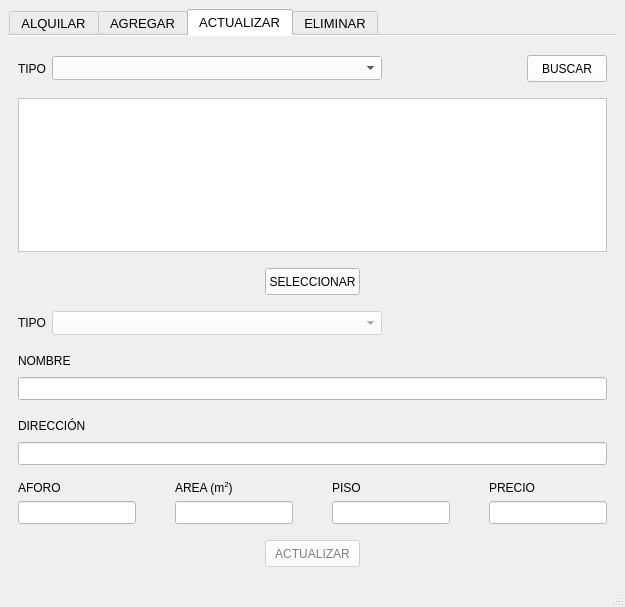
joisRomero/SistemaDeEventos, file mainwindow.ui: the form before one commit.
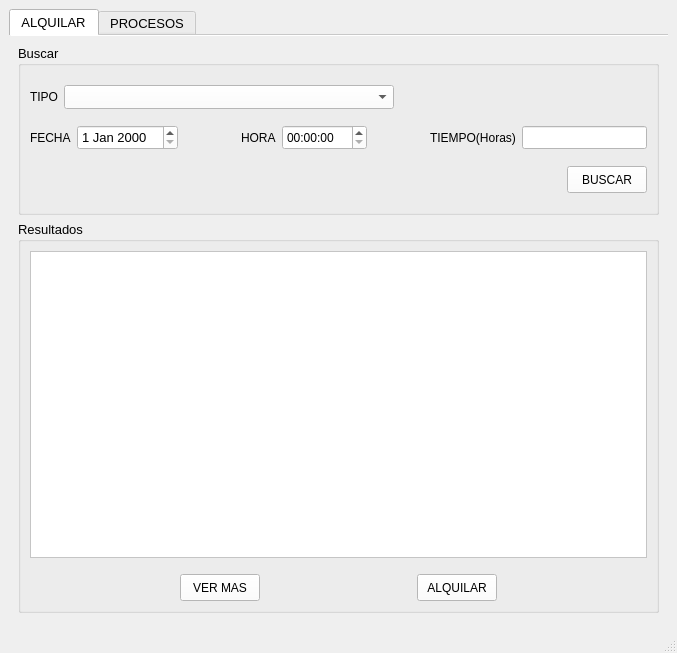
The form after the commit. The open tabs and pages were chosen to show the change.

Commit message: Se rediseñó la interfaz y se agrupó en procesos

What changed in the file:
```diff
--- a/mainwindow.ui
+++ b/mainwindow.ui
@@ -9,8 +9,8 @@
    <rect>
     <x>0</x>
     <y>0</y>
-    <width>625</width>
-    <height>607</height>
+    <width>677</width>
+    <height>653</height>
    </rect>
   </property>
   <property name="sizePolicy">
@@ -19,25 +19,13 @@
     <verstretch>0</verstretch>
    </sizepolicy>
   </property>
-  <property name="maximumSize">
-   <size>
-    <width>625</width>
-    <height>607</height>
-   </size>
-  </property>
   <property name="windowTitle">
    <string>Sistema de Eventos</string>
   </property>
   <widget class="QWidget" name="centralwidget">
-   <layout class="QVBoxLayout" name="verticalLayout">
+   <layout class="QVBoxLayout" name="verticalLayout_10">
     <item>
      <widget class="QTabWidget" name="ventanas">
-      <property name="minimumSize">
-       <size>
-        <width>0</width>
-        <height>24</height>
-       </size>
-      </property>
       <property name="palette">
        <palette>
         <active>
@@ -841,18 +829,30 @@
         </item>
        </layout>
       </widget>
-      <widget class="QWidget" name="VentanaAgregar">
+      <widget class="QWidget" name="tab">
        <attribute name="title">
-        <string>AGREGAR</string>
+        <string>PROCESOS</string>
        </attribute>
-       <layout class="QVBoxLayout" name="verticalLayout_7">
+       <layout class="QVBoxLayout" name="verticalLayout_18">
+        <item>
+         <widget class="QGroupBox" name="groupBox_4">
+          <property name="title">
+           <string>Agregar</string>
+          </property>
+          <layout class="QVBoxLayout" name="verticalLayout_11">
         <item>
          <layout class="QHBoxLayout" name="horizontalLayout_5">
           <property name="topMargin">
-           <number>10</number>
+              <number>5</number>
           </property>
           <item>
            <widget class="QLabel" name="label_9">
+               <property name="minimumSize">
+                <size>
+                 <width>90</width>
+                 <height>0</height>
+                </size>
+               </property>
             <property name="font">
              <font>
               <pointsize>9</pointsize>
@@ -893,10 +893,16 @@
         <item>
          <layout class="QHBoxLayout" name="horizontalLayout_6">
           <property name="topMargin">
-           <number>10</number>
+              <number>5</number>
           </property>
           <item>
            <widget class="QLabel" name="label_10">
+               <property name="minimumSize">
+                <size>
+                 <width>90</width>
+                 <height>0</height>
+                </size>
+               </property>
             <property name="font">
              <font>
               <pointsize>9</pointsize>
@@ -908,21 +914,6 @@
              <string>NOMBRE</string>
             </property>
            </widget>
-          </item>
-          <item>
-           <spacer name="horizontalSpacer_10">
-            <property name="orientation">
-             <enum>Qt::Horizontal</enum>
-            </property>
-            <property name="sizeHint" stdset="0">
-             <size>
-              <width>40</width>
-              <height>20</height>
-             </size>
-            </property>
-           </spacer>
-          </item>
-         </layout>
         </item>
         <item>
          <widget class="QLineEdit" name="nombreAgregar">
@@ -934,13 +925,21 @@
           </property>
          </widget>
         </item>
+            </layout>
+           </item>
         <item>
          <layout class="QHBoxLayout" name="horizontalLayout_7">
           <property name="topMargin">
-           <number>10</number>
+              <number>5</number>
           </property>
           <item>
            <widget class="QLabel" name="label_11">
+               <property name="minimumSize">
+                <size>
+                 <width>90</width>
+                 <height>0</height>
+                </size>
+               </property>
             <property name="font">
              <font>
               <pointsize>9</pointsize>
@@ -952,21 +951,6 @@
              <string>DIRECCIÓN</string>
             </property>
            </widget>
-          </item>
-          <item>
-           <spacer name="horizontalSpacer_11">
-            <property name="orientation">
-             <enum>Qt::Horizontal</enum>
-            </property>
-            <property name="sizeHint" stdset="0">
-             <size>
-              <width>40</width>
-              <height>20</height>
-             </size>
-            </property>
-           </spacer>
-          </item>
-         </layout>
         </item>
         <item>
          <widget class="QLineEdit" name="direccionAgregar">
@@ -978,13 +962,18 @@
           </property>
          </widget>
         </item>
+            </layout>
+           </item>
         <item>
          <layout class="QHBoxLayout" name="horizontalLayout_9">
           <property name="topMargin">
-           <number>10</number>
+              <number>5</number>
           </property>
           <item>
            <layout class="QVBoxLayout" name="verticalLayout_3">
+               <property name="spacing">
+                <number>6</number>
+               </property>
             <item>
              <widget class="QLabel" name="label_12">
               <property name="font">
@@ -1026,6 +1015,9 @@
           </item>
           <item>
            <layout class="QVBoxLayout" name="verticalLayout_4">
+               <property name="spacing">
+                <number>6</number>
+               </property>
             <item>
              <widget class="QLabel" name="label_13">
               <property name="font">
@@ -1067,6 +1059,9 @@
           </item>
           <item>
            <layout class="QVBoxLayout" name="verticalLayout_5">
+               <property name="spacing">
+                <number>6</number>
+               </property>
             <item>
              <widget class="QLabel" name="label_14">
               <property name="font">
@@ -1108,6 +1103,9 @@
           </item>
           <item>
            <layout class="QVBoxLayout" name="verticalLayout_6">
+               <property name="spacing">
+                <number>6</number>
+               </property>
             <item>
              <widget class="QLabel" name="label_15">
               <property name="font">
@@ -1139,7 +1137,7 @@
         <item>
          <layout class="QHBoxLayout" name="horizontalLayout_8">
           <property name="topMargin">
-           <number>25</number>
+              <number>5</number>
           </property>
           <item>
            <spacer name="horizontalSpacer_16">
@@ -1189,300 +1187,21 @@
           </item>
          </layout>
         </item>
-        <item>
-         <spacer name="verticalSpacer">
-          <property name="orientation">
-           <enum>Qt::Vertical</enum>
-          </property>
-          <property name="sizeHint" stdset="0">
-           <size>
-            <width>20</width>
-            <height>40</height>
-           </size>
-          </property>
-         </spacer>
-        </item>
-       </layout>
-      </widget>
-      <widget class="QWidget" name="ventanaActualizar">
-       <attribute name="title">
-        <string>ACTUALIZAR</string>
-       </attribute>
-       <layout class="QVBoxLayout" name="verticalLayout_16">
-        <item>
-         <layout class="QHBoxLayout" name="horizontalLayout_10">
-          <property name="topMargin">
-           <number>10</number>
-          </property>
-          <property name="rightMargin">
-           <number>0</number>
-          </property>
-          <property name="bottomMargin">
-           <number>10</number>
-          </property>
-          <item>
-           <widget class="QLabel" name="label_16">
-            <property name="font">
-             <font>
-              <pointsize>9</pointsize>
-              <weight>50</weight>
-              <bold>false</bold>
-             </font>
-            </property>
-            <property name="text">
-             <string>TIPO</string>
-            </property>
-           </widget>
+          </layout>
+         </widget>
           </item>
           <item>
-           <widget class="QComboBox" name="tipoEventoActualizarBuscar">
-            <property name="minimumSize">
-             <size>
-              <width>330</width>
-              <height>24</height>
-             </size>
-            </property>
-           </widget>
-          </item>
-          <item>
-           <spacer name="horizontalSpacer_17">
-            <property name="orientation">
-             <enum>Qt::Horizontal</enum>
-            </property>
-            <property name="sizeHint" stdset="0">
-             <size>
-              <width>40</width>
-              <height>20</height>
-             </size>
-            </property>
-           </spacer>
-          </item>
-          <item>
-           <widget class="QPushButton" name="btnBuscarActualizar">
-            <property name="minimumSize">
-             <size>
-              <width>0</width>
-              <height>27</height>
-             </size>
-            </property>
-            <property name="font">
-             <font>
-              <pointsize>9</pointsize>
-             </font>
-            </property>
-            <property name="text">
-             <string>BUSCAR</string>
-            </property>
-           </widget>
-          </item>
-         </layout>
-        </item>
-        <item>
-         <widget class="QTableWidget" name="tablaActualizar"/>
-        </item>
-        <item>
-         <layout class="QHBoxLayout" name="horizontalLayout_11">
-          <property name="topMargin">
-           <number>10</number>
-          </property>
-          <item>
-           <spacer name="horizontalSpacer_18">
-            <property name="orientation">
-             <enum>Qt::Horizontal</enum>
-            </property>
-            <property name="sizeHint" stdset="0">
-             <size>
-              <width>40</width>
-              <height>20</height>
-             </size>
-            </property>
-           </spacer>
-          </item>
-          <item>
-           <widget class="QPushButton" name="btnSeleccionarActualizar">
-            <property name="minimumSize">
-             <size>
-              <width>95</width>
-              <height>27</height>
-             </size>
-            </property>
-            <property name="font">
-             <font>
-              <pointsize>9</pointsize>
-              <weight>50</weight>
-              <bold>false</bold>
-             </font>
-            </property>
-            <property name="text">
-             <string>SELECCIONAR</string>
-            </property>
-           </widget>
-          </item>
-          <item>
-           <spacer name="horizontalSpacer_19">
-            <property name="orientation">
-             <enum>Qt::Horizontal</enum>
-            </property>
-            <property name="sizeHint" stdset="0">
-             <size>
-              <width>40</width>
-              <height>20</height>
-             </size>
-            </property>
-           </spacer>
-          </item>
-         </layout>
-        </item>
-        <item>
-         <layout class="QHBoxLayout" name="horizontalLayout_19">
-          <property name="topMargin">
-           <number>10</number>
-          </property>
-          <item>
-           <widget class="QLabel" name="label_28">
-            <property name="font">
-             <font>
-              <pointsize>9</pointsize>
-              <weight>50</weight>
-              <bold>false</bold>
-             </font>
-            </property>
-            <property name="text">
-             <string>TIPO</string>
-            </property>
-           </widget>
-          </item>
-          <item>
-           <widget class="QComboBox" name="tipoEventoActualizar">
-            <property name="enabled">
-             <bool>false</bool>
-            </property>
-            <property name="minimumSize">
-             <size>
-              <width>330</width>
-              <height>24</height>
-             </size>
-            </property>
-           </widget>
-          </item>
-          <item>
-           <spacer name="horizontalSpacer_33">
-            <property name="orientation">
-             <enum>Qt::Horizontal</enum>
-            </property>
-            <property name="sizeHint" stdset="0">
-             <size>
-              <width>40</width>
-              <height>20</height>
-             </size>
-            </property>
-           </spacer>
-          </item>
-         </layout>
-        </item>
-        <item>
-         <layout class="QHBoxLayout" name="horizontalLayout_20">
-          <property name="topMargin">
-           <number>10</number>
-          </property>
-          <item>
-           <widget class="QLabel" name="label_29">
-            <property name="font">
-             <font>
-              <pointsize>9</pointsize>
-              <weight>50</weight>
-              <bold>false</bold>
-             </font>
-            </property>
-            <property name="text">
-             <string>NOMBRE</string>
-            </property>
-           </widget>
-          </item>
-          <item>
-           <spacer name="horizontalSpacer_34">
-            <property name="orientation">
-             <enum>Qt::Horizontal</enum>
-            </property>
-            <property name="sizeHint" stdset="0">
-             <size>
-              <width>40</width>
-              <height>20</height>
-             </size>
-            </property>
-           </spacer>
-          </item>
-         </layout>
-        </item>
-        <item>
-         <widget class="QLineEdit" name="nombreActualizar">
-          <property name="enabled">
-           <bool>false</bool>
-          </property>
-          <property name="minimumSize">
-           <size>
-            <width>0</width>
-            <height>23</height>
-           </size>
-          </property>
-         </widget>
-        </item>
-        <item>
-         <layout class="QHBoxLayout" name="horizontalLayout_21">
-          <property name="topMargin">
-           <number>10</number>
-          </property>
-          <item>
-           <widget class="QLabel" name="label_30">
-            <property name="font">
-             <font>
-              <pointsize>9</pointsize>
-              <weight>50</weight>
-              <bold>false</bold>
-             </font>
-            </property>
-            <property name="text">
-             <string>DIRECCIÓN</string>
-            </property>
-           </widget>
-          </item>
-          <item>
-           <spacer name="horizontalSpacer_35">
-            <property name="orientation">
-             <enum>Qt::Horizontal</enum>
-            </property>
-            <property name="sizeHint" stdset="0">
-             <size>
-              <width>40</width>
-              <height>20</height>
-             </size>
-            </property>
-           </spacer>
-          </item>
-         </layout>
-        </item>
-        <item>
-         <widget class="QLineEdit" name="direccionActualizar">
-          <property name="enabled">
-           <bool>false</bool>
-          </property>
-          <property name="minimumSize">
-           <size>
-            <width>0</width>
-            <height>23</height>
-           </size>
-          </property>
-         </widget>
-        </item>
-        <item>
-         <layout class="QHBoxLayout" name="horizontalLayout_17">
-          <property name="topMargin">
-           <number>10</number>
-          </property>
+         <widget class="QGroupBox" name="groupBox_3">
+          <property name="title">
+           <string>Actualizar/Eliminar</string>
+          </property>
+          <layout class="QHBoxLayout" name="horizontalLayout_13">
           <item>
            <layout class="QVBoxLayout" name="verticalLayout_12">
             <item>
-             <widget class="QLabel" name="label_24">
+              <layout class="QHBoxLayout" name="horizontalLayout_12">
+               <item>
+                <widget class="QLabel" name="label_32">
               <property name="font">
                <font>
                 <pointsize>9</pointsize>
@@ -1491,27 +1210,22 @@
                </font>
               </property>
               <property name="text">
-               <string>AFORO</string>
+                  <string>TIPO</string>
               </property>
              </widget>
             </item>
             <item>
-             <widget class="QLineEdit" name="aforoActualizar">
-              <property name="enabled">
-               <bool>false</bool>
-              </property>
+                <widget class="QComboBox" name="tipoEventoProceso">
               <property name="minimumSize">
                <size>
-                <width>0</width>
-                <height>23</height>
+                   <width>330</width>
+                   <height>24</height>
                </size>
               </property>
              </widget>
             </item>
-           </layout>
-          </item>
           <item>
-           <spacer name="horizontalSpacer_28">
+                <spacer name="horizontalSpacer_2">
             <property name="orientation">
              <enum>Qt::Horizontal</enum>
             </property>
@@ -1523,237 +1237,50 @@
             </property>
            </spacer>
           </item>
-          <item>
-           <layout class="QVBoxLayout" name="verticalLayout_13">
-            <item>
-             <widget class="QLabel" name="label_25">
-              <property name="font">
-               <font>
-                <pointsize>9</pointsize>
-                <weight>50</weight>
-                <bold>false</bold>
-               </font>
-              </property>
-              <property name="text">
-               <string>&lt;html&gt;&lt;head/&gt;&lt;body&gt;&lt;p&gt;AREA (m&lt;span style=&quot; vertical-align:super;&quot;&gt;2&lt;/span&gt;)&lt;/p&gt;&lt;/body&gt;&lt;/html&gt;</string>
-              </property>
-             </widget>
+              </layout>
             </item>
             <item>
-             <widget class="QLineEdit" name="areaActualizar">
-              <property name="enabled">
-               <bool>false</bool>
-              </property>
-              <property name="minimumSize">
-               <size>
-                <width>0</width>
-                <height>23</height>
-               </size>
-              </property>
-             </widget>
+              <widget class="QTableWidget" name="tablaProceso"/>
             </item>
            </layout>
           </item>
           <item>
-           <spacer name="horizontalSpacer_29">
-            <property name="orientation">
-             <enum>Qt::Horizontal</enum>
-            </property>
-            <property name="sizeHint" stdset="0">
-             <size>
-              <width>40</width>
-              <height>20</height>
-             </size>
-            </property>
-           </spacer>
-          </item>
+            <layout class="QVBoxLayout" name="verticalLayout">
           <item>
-           <layout class="QVBoxLayout" name="verticalLayout_14">
-            <item>
-             <widget class="QLabel" name="label_26">
-              <property name="font">
-               <font>
-                <pointsize>9</pointsize>
-                <weight>50</weight>
-                <bold>false</bold>
-               </font>
-              </property>
-              <property name="text">
-               <string>PISO</string>
-              </property>
-             </widget>
-            </item>
-            <item>
-             <widget class="QLineEdit" name="pisoActualizar">
-              <property name="enabled">
-               <bool>false</bool>
-              </property>
+              <widget class="QPushButton" name="btnBuscarProceso">
               <property name="minimumSize">
                <size>
                 <width>0</width>
-                <height>23</height>
-               </size>
-              </property>
-             </widget>
-            </item>
-           </layout>
-          </item>
-          <item>
-           <spacer name="horizontalSpacer_30">
-            <property name="orientation">
-             <enum>Qt::Horizontal</enum>
-            </property>
-            <property name="sizeHint" stdset="0">
-             <size>
-              <width>40</width>
-              <height>20</height>
-             </size>
-            </property>
-           </spacer>
-          </item>
-          <item>
-           <layout class="QVBoxLayout" name="verticalLayout_15">
-            <item>
-             <widget class="QLabel" name="label_27">
+                 <height>27</height>
+                </size>
+               </property>
               <property name="font">
                <font>
-                <pointsize>9</pointsize>
-                <weight>50</weight>
-                <bold>false</bold>
+                 <pointsize>10</pointsize>
                </font>
               </property>
               <property name="text">
-               <string>PRECIO</string>
+                <string>BUSCAR</string>
               </property>
              </widget>
             </item>
             <item>
-             <widget class="QLineEdit" name="costoActualizar">
-              <property name="enabled">
-               <bool>false</bool>
-              </property>
+              <widget class="QGroupBox" name="groupBox_5">
               <property name="minimumSize">
                <size>
                 <width>0</width>
-                <height>23</height>
-               </size>
-              </property>
-             </widget>
-            </item>
-           </layout>
-          </item>
-         </layout>
-        </item>
-        <item>
-         <layout class="QHBoxLayout" name="horizontalLayout_18">
-          <property name="topMargin">
-           <number>10</number>
-          </property>
-          <item>
-           <spacer name="horizontalSpacer_31">
-            <property name="orientation">
-             <enum>Qt::Horizontal</enum>
-            </property>
-            <property name="sizeHint" stdset="0">
-             <size>
-              <width>40</width>
-              <height>20</height>
-             </size>
-            </property>
-           </spacer>
-          </item>
+                 <height>0</height>
+                </size>
+               </property>
+               <property name="title">
+                <string/>
+               </property>
+               <layout class="QVBoxLayout" name="verticalLayout_7">
           <item>
            <widget class="QPushButton" name="btnActualizar">
             <property name="enabled">
-             <bool>false</bool>
-            </property>
-            <property name="minimumSize">
-             <size>
-              <width>95</width>
-              <height>27</height>
-             </size>
-            </property>
-            <property name="font">
-             <font>
-              <pointsize>9</pointsize>
-              <weight>50</weight>
-              <bold>false</bold>
-             </font>
-            </property>
-            <property name="text">
-             <string>ACTUALIZAR</string>
-            </property>
-           </widget>
-          </item>
-          <item>
-           <spacer name="horizontalSpacer_32">
-            <property name="orientation">
-             <enum>Qt::Horizontal</enum>
-            </property>
-            <property name="sizeHint" stdset="0">
-             <size>
-              <width>40</width>
-              <height>20</height>
-             </size>
-            </property>
-           </spacer>
-          </item>
-         </layout>
-        </item>
-       </layout>
-      </widget>
-      <widget class="QWidget" name="ventanaEliminar">
-       <attribute name="title">
-        <string>ELIMINAR</string>
-       </attribute>
-       <layout class="QVBoxLayout" name="verticalLayout_17">
-        <item>
-         <layout class="QHBoxLayout" name="horizontalLayout_23">
-          <property name="topMargin">
-           <number>10</number>
-          </property>
-          <property name="bottomMargin">
-           <number>10</number>
-          </property>
-          <item>
-           <widget class="QLabel" name="label_31">
-            <property name="font">
-             <font>
-              <pointsize>9</pointsize>
-              <weight>50</weight>
-              <bold>false</bold>
-             </font>
-            </property>
-            <property name="text">
-             <string>TIPO</string>
-            </property>
-           </widget>
-          </item>
-          <item>
-           <widget class="QComboBox" name="tipoEventoEliminar">
-            <property name="minimumSize">
-             <size>
-              <width>330</width>
-              <height>24</height>
-             </size>
-            </property>
-           </widget>
-          </item>
-          <item>
-           <spacer name="horizontalSpacer_38">
-            <property name="orientation">
-             <enum>Qt::Horizontal</enum>
-            </property>
-            <property name="sizeHint" stdset="0">
-             <size>
-              <width>40</width>
-              <height>20</height>
-             </size>
-            </property>
-           </spacer>
-          </item>
-          <item>
-           <widget class="QPushButton" name="btnBuscarEliminar">
+                   <bool>true</bool>
+                  </property>
             <property name="minimumSize">
              <size>
               <width>0</width>
@@ -1762,36 +1289,15 @@
             </property>
             <property name="font">
              <font>
-              <pointsize>10</pointsize>
+                    <pointsize>9</pointsize>
+                    <weight>50</weight>
+                    <bold>false</bold>
              </font>
             </property>
             <property name="text">
-             <string>BUSCAR</string>
-            </property>
-           </widget>
-          </item>
-         </layout>
-        </item>
-        <item>
-         <widget class="QTableWidget" name="tablaEliminar"/>
-        </item>
-        <item>
-         <layout class="QHBoxLayout" name="horizontalLayout_22">
-          <property name="topMargin">
-           <number>25</number>
-          </property>
-          <item>
-           <spacer name="horizontalSpacer_36">
-            <property name="orientation">
-             <enum>Qt::Horizontal</enum>
-            </property>
-            <property name="sizeHint" stdset="0">
-             <size>
-              <width>40</width>
-              <height>20</height>
-             </size>
-            </property>
-           </spacer>
+                   <string>ACTUALIZAR</string>
+                  </property>
+                 </widget>
           </item>
           <item>
            <widget class="QPushButton" name="btnEliminar">
@@ -1813,33 +1319,13 @@
             </property>
            </widget>
           </item>
-          <item>
-           <spacer name="horizontalSpacer_37">
-            <property name="orientation">
-             <enum>Qt::Horizontal</enum>
-            </property>
-            <property name="sizeHint" stdset="0">
-             <size>
-              <width>40</width>
-              <height>20</height>
-             </size>
-            </property>
-           </spacer>
+               </layout>
+              </widget>
           </item>
          </layout>
         </item>
-        <item>
-         <spacer name="verticalSpacer_2">
-          <property name="orientation">
-           <enum>Qt::Vertical</enum>
-          </property>
-          <property name="sizeHint" stdset="0">
-           <size>
-            <width>20</width>
-            <height>40</height>
-           </size>
-          </property>
-         </spacer>
+          </layout>
+         </widget>
         </item>
        </layout>
       </widget>
@@ -1848,6 +1334,16 @@
    </layout>
   </widget>
   <widget class="QStatusBar" name="statusbar"/>
+  <widget class="QMenuBar" name="menuBar">
+   <property name="geometry">
+    <rect>
+     <x>0</x>
+     <y>0</y>
+     <width>677</width>
+     <height>21</height>
+    </rect>
+   </property>
+  </widget>
  </widget>
  <resources/>
  <connections/>
```
Lines whose indentation alone changed are shown as unchanged. The commit also changes 7 other files.
